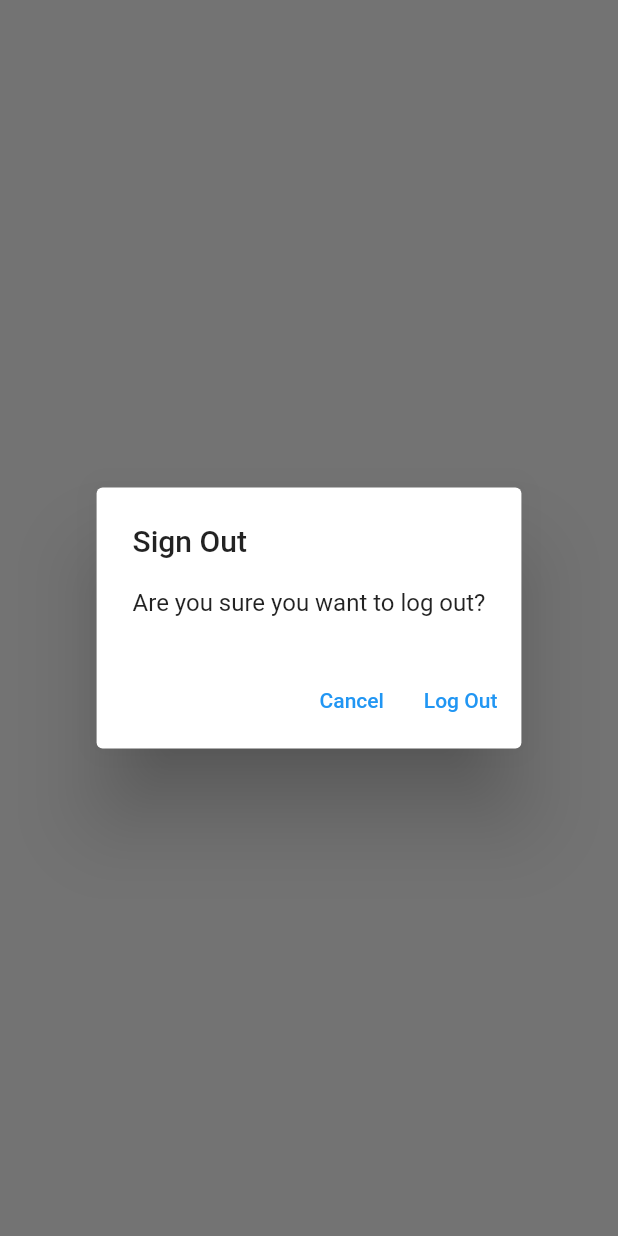
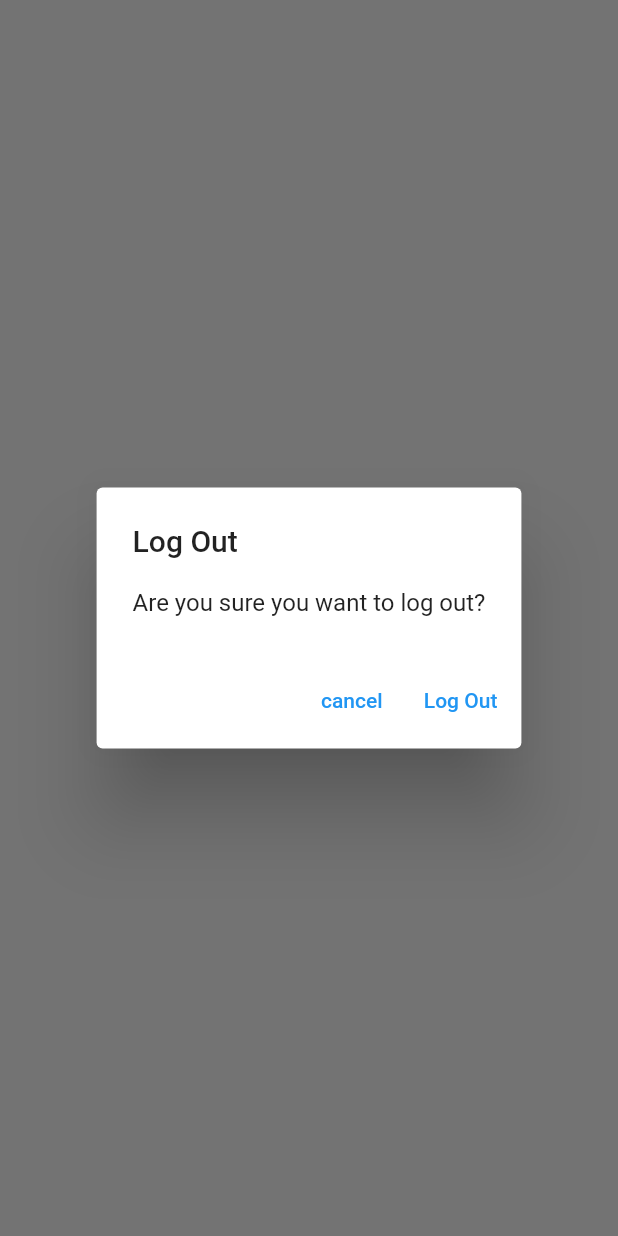
Before and after one commit to sumitjr3/flutterbasics, a Flutter app: what showLogOutDialog() shows on an empty page, opened directly, on a phone screen of 412 x 824 dp. Run offline on Flutter 3.47's test engine with Material 2 defaults, Android fonts, the phone set to English and light mode, and no system bars; our stand-ins replace firebase_auth, firebase_core, sqflite; accounts and stored records are empty; network calls fail.

Commit message:
Generic dialog added

```diff
--- /dev/null
+++ b/lib/utilities/dialogs/generic_dialog.dart
@@ -0,0 +1,35 @@
+import 'package:flutter/material.dart';
+import 'package:path/path.dart';
+
+typedef DialogOptionBuilder<T> = Map<String, T?> Function();
+
+Future<T?> showGenericDialog<T>({
+  required BuildContext context,
+  required String title,
+  required String content,
+  required DialogOptionBuilder optionBuilder,
+}) {
+  final options = optionBuilder();
+  return showDialog<T>(
+    context: context,
+    builder: (context) {
+      return AlertDialog(
+        title: Text(title),
+        content: Text(content),
+        actions: options.keys.map((optionTitle) {
+          final value = options[optionTitle];
+          return TextButton(
+            onPressed: () {
+              if (value != null) {
+                Navigator.of(context).pop(value);
+              } else {
+                Navigator.of(context).pop();
+              }
+            },
+            child: Text(optionTitle),
+          );
+        }).toList(),
+      );
+    },
+  );
+}
--- /dev/null
+++ b/lib/utilities/dialogs/logout_dialog.dart
@@ -0,0 +1,16 @@
+import 'package:flutter/material.dart';
+import 'package:flutterbasics/utilities/dialogs/generic_dialog.dart';
+
+Future<bool> showLogOutDialog(BuildContext context) {
+  return showGenericDialog<bool>(
+    context: context,
+    title: 'Log Out',
+    content: 'Are you sure you want to log out?',
+    optionBuilder: () => {
+      'cancel': false,
+      'Log Out': true,
+    },
+  ).then(
+    (value) => value ?? false,
+  );
+}
--- a/lib/views/login_view.dart
+++ b/lib/views/login_view.dart
@@ -6,7 +6,7 @@ import 'package:flutter/material.dart';
 import 'package:flutterbasics/constants/routes.dart';
 import 'package:flutterbasics/services/auth/auth_exception.dart';
 import 'package:flutterbasics/services/auth/auth_service.dart';
-import 'package:flutterbasics/utilities/show_error_dialog.dart';
+import 'package:flutterbasics/utilities/dialogs/error_dialog.dart';
 
 class LoginView extends StatefulWidget {
   const LoginView({Key? key}) : super(key: key);
--- a/lib/views/note/notes_view.dart
+++ b/lib/views/note/notes_view.dart
@@ -3,6 +3,8 @@ import 'package:flutterbasics/constants/routes.dart';
 import 'package:flutterbasics/enums/menu_action.dart';
 import 'package:flutterbasics/services/auth/auth_service.dart';
 import 'package:flutterbasics/services/crud/notes_service.dart';
+import 'package:flutterbasics/utilities/dialogs/logout_dialog.dart';
+import 'package:flutterbasics/views/note/notes_list_view.dart';
 
 class NotesView extends StatefulWidget {
   const NotesView({Key? key}) : super(key: key);
@@ -73,18 +75,10 @@ class _NotesViewState extends State<NotesView> {
                     case ConnectionState.active:
                       if (snapshot.hasData) {
                         final allNotes = snapshot.data as List<DatabaseNote>;
-                        return ListView.builder(
-                          itemCount: allNotes.length,
-                          itemBuilder: (context, index) {
-                            final note = allNotes[index];
-                            return ListTile(
-                              title: Text(
-                                note.text,
-                                maxLines: 1,
-                                softWrap: true,
-                                overflow: TextOverflow.ellipsis,
-                              ),
-                            );
+                        return NotesListView(
+                          notes: allNotes,
+                          onDeleteNote: (note) async {
+                            await _notesService.deleteNote(id: note.id);
                           },
                         );
                       } else {
@@ -104,29 +98,3 @@ class _NotesViewState extends State<NotesView> {
     );
   }
 }
-
-Future<bool?> showLogOutDialog(BuildContext context) async {
-  return showDialog<bool>(
-    context: context,
-    builder: (context) {
-      return AlertDialog(
-        title: const Text('Sign Out'),
-        content: const Text('Are you sure you want to log out?'),
-        actions: [
-          TextButton(
-            onPressed: () {
-              Navigator.of(context).pop(false);
-            },
-            child: const Text('Cancel'),
-          ),
-          TextButton(
-            onPressed: () {
-              Navigator.of(context).pop(true);
-            },
-            child: const Text('Log Out'),
-          ),
-        ],
-      );
-    },
-  );
-}
--- a/lib/views/register_view.dart
+++ b/lib/views/register_view.dart
@@ -4,7 +4,7 @@ import 'package:flutter/material.dart';
 import 'package:flutterbasics/constants/routes.dart';
 import 'package:flutterbasics/services/auth/auth_exception.dart';
 import 'package:flutterbasics/services/auth/auth_service.dart';
-import 'package:flutterbasics/utilities/show_error_dialog.dart';
+import 'package:flutterbasics/utilities/dialogs/error_dialog.dart';
 
 class RegisterView extends StatefulWidget {
   const RegisterView({Key? key}) : super(key: key);
```
Also changed, not shown: lib/utilities/dialogs/delete_dialog.dart (added, +16 -0 lines), lib/utilities/dialogs/error_dialog.dart (added, +16 -0 lines), lib/utilities/show_error_dialog.dart (deleted, +0 -25 lines), lib/views/note/notes_list_view.dart (added, +42 -0 lines).
